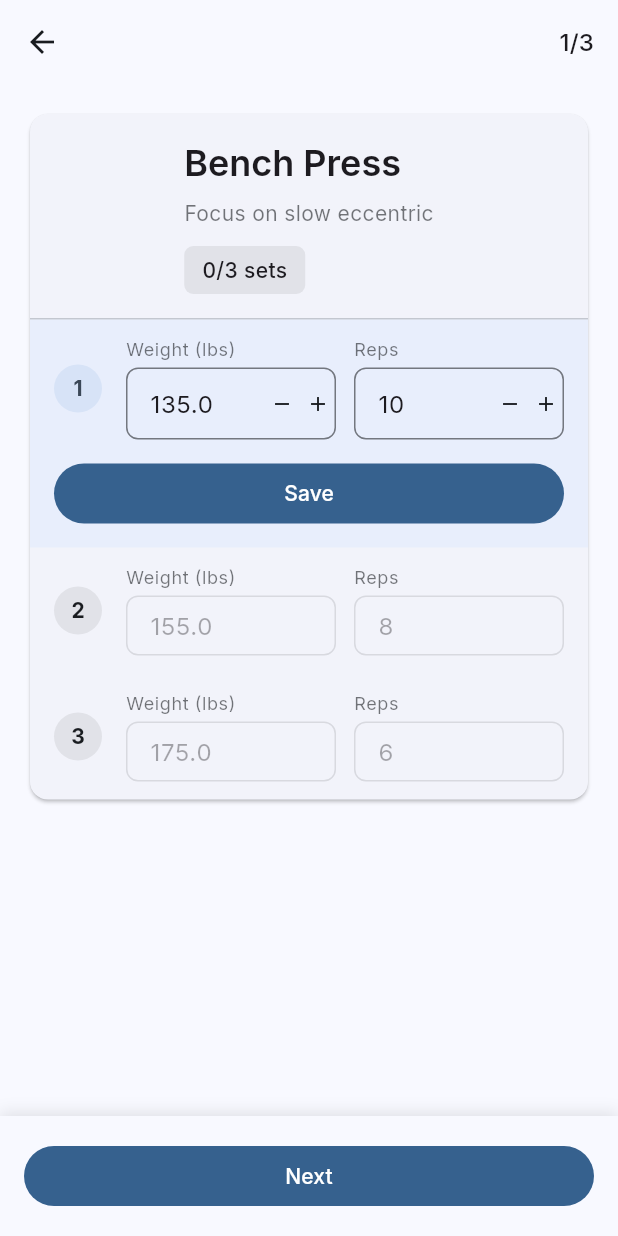
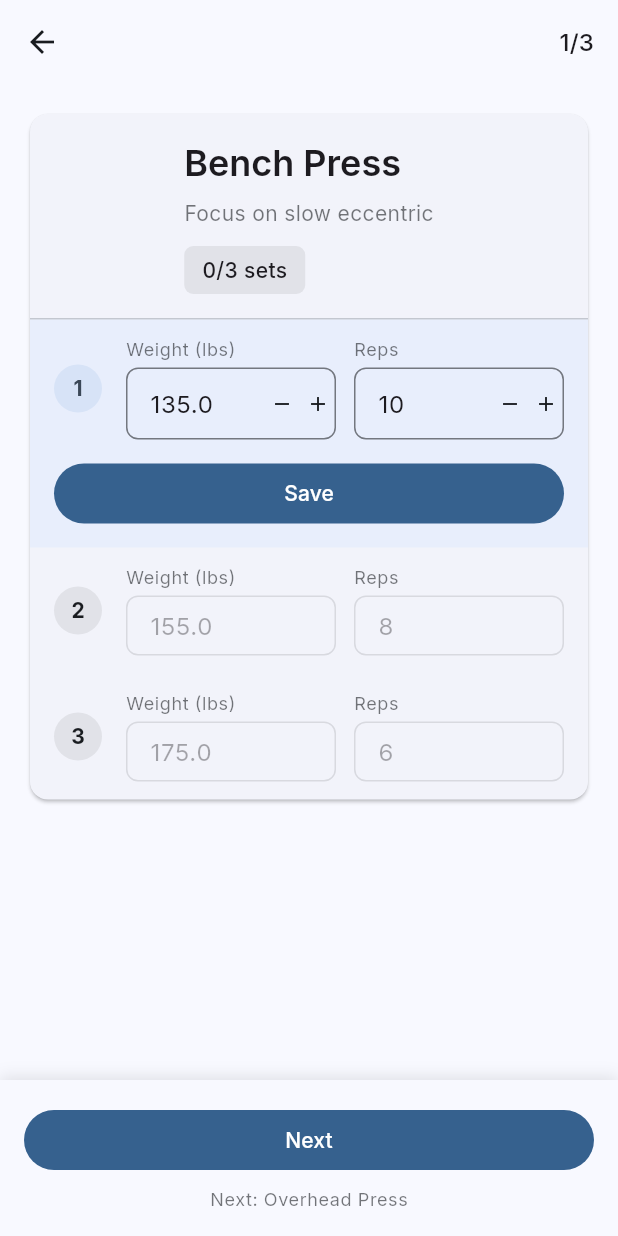
Before and after one commit to abhirham/workout_tracker, a Flutter app: the WorkoutListScreen screen opened directly with empty values, on a phone screen of 412 x 824 dp. Run offline on Flutter 3.47's test engine with Material 3 defaults, Android fonts, the phone set to English and light mode, and no system bars; our stand-ins replace drift, flutter_riverpod, freezed_annotation, go_router, google_fonts; accounts and stored records are empty; generated files the repository leaves out were written again.

Commit message:
bug fixes

```diff
--- a/lib/features/workouts/presentation/workout_list_screen.dart
+++ b/lib/features/workouts/presentation/workout_list_screen.dart
@@ -263,6 +263,12 @@ class _WorkoutListScreenState extends ConsumerState<WorkoutListScreen> {
   }
 
   Widget _buildNavigationButtons(BuildContext context, bool isLastWorkout) {
+    // Get next exercise name if available
+    String? nextExerciseName;
+    if (!isLastWorkout && currentWorkoutIndex < mockWorkouts.length - 1) {
+      nextExerciseName = mockWorkouts[currentWorkoutIndex + 1]['name'] as String;
+    }
+
     return Container(
       padding: const EdgeInsets.all(16),
       decoration: BoxDecoration(
@@ -277,7 +283,10 @@ class _WorkoutListScreenState extends ConsumerState<WorkoutListScreen> {
       ),
       child: SafeArea(
         top: false,
-        child: Row(
+        child: Column(
+          mainAxisSize: MainAxisSize.min,
+          children: [
+            Row(
               children: [
                 if (currentWorkoutIndex > 0)
                   Expanded(
@@ -288,7 +297,8 @@ class _WorkoutListScreenState extends ConsumerState<WorkoutListScreen> {
                           // Reset to first uncompleted set for previous workout
                           final workout = mockWorkouts[currentWorkoutIndex];
                           final sets = workout['sets'] as List;
-                      currentSetIndex = sets.indexWhere((set) => set['completed'] == false);
+                          currentSetIndex =
+                              sets.indexWhere((set) => set['completed'] == false);
                           if (currentSetIndex == -1) {
                             currentSetIndex = 0;
                           }
@@ -316,7 +326,8 @@ class _WorkoutListScreenState extends ConsumerState<WorkoutListScreen> {
                               // Reset to first uncompleted set for next workout
                               final workout = mockWorkouts[currentWorkoutIndex];
                               final sets = workout['sets'] as List;
-                          currentSetIndex = sets.indexWhere((set) => set['completed'] == false);
+                              currentSetIndex = sets
+                                  .indexWhere((set) => set['completed'] == false);
                               if (currentSetIndex == -1) {
                                 currentSetIndex = 0;
                               }
@@ -329,6 +340,20 @@ class _WorkoutListScreenState extends ConsumerState<WorkoutListScreen> {
                     child: Text(isLastWorkout ? 'Finish' : 'Next'),
                   ),
                 ),
+              ],
+            ),
+            if (nextExerciseName != null) ...[
+              const SizedBox(height: 8),
+              Text(
+                'Next: $nextExerciseName',
+                style: Theme.of(context).textTheme.bodySmall?.copyWith(
+                      color: Theme.of(context)
+                          .colorScheme
+                          .onSurface
+                          .withOpacity(0.6),
+                    ),
+              ),
+            ],
           ],
         ),
       ),
```
Lines whose indentation alone changed are shown as unchanged.
